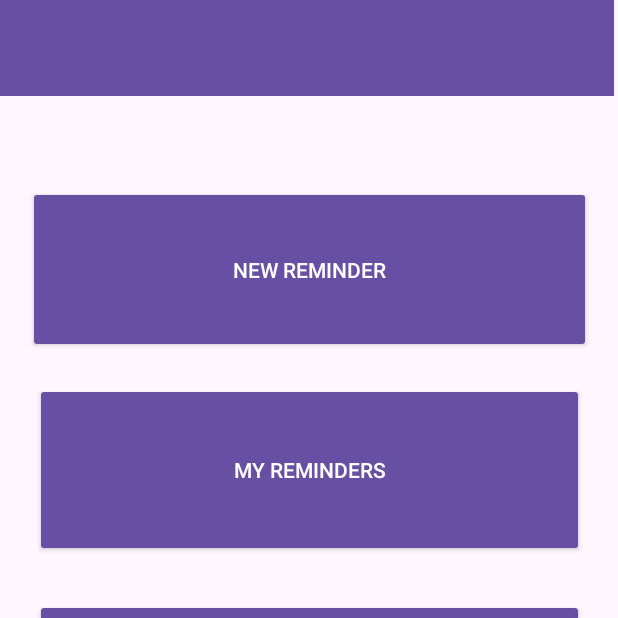
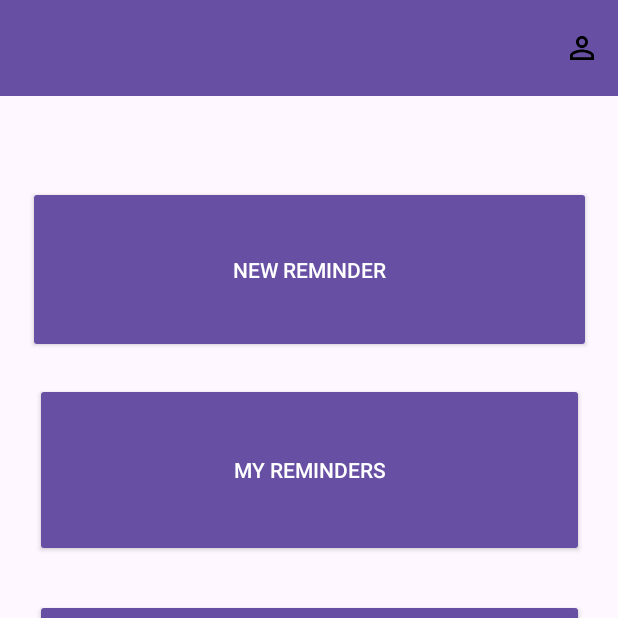
Before and after one commit to MarkHarrison03/CS4084Project, an Android app: the screen it shows after launch (MainActivity), on a phone screen of 412 x 824 dp, the top half of it. Run offline under Robolectric (Android 15) with nearby library versions, the phone set to English and light mode, and no system bars; our stand-ins replace Firebase (no records; nobody signed in at launch, a user with empty details on screens opened directly).

Commit message:
Added profile icon to toolbar

```diff
--- /dev/null
+++ b/app/src/main/res/drawable/profile_icon.xml
@@ -0,0 +1,5 @@
+<vector android:height="24dp" android:tint="#000000"
+    android:viewportHeight="24" android:viewportWidth="24"
+    android:width="24dp" xmlns:android="http://schemas.android.com/apk/res/android">
+    <path android:fillColor="@android:color/white" android:pathData="M12,5.9c1.16,0 2.1,0.94 2.1,2.1s-0.94,2.1 -2.1,2.1S9.9,9.16 9.9,8s0.94,-2.1 2.1,-2.1m0,9c2.97,0 6.1,1.46 6.1,2.1v1.1L5.9,18.1L5.9,17c0,-0.64 3.13,-2.1 6.1,-2.1M12,4C9.79,4 8,5.79 8,8s1.79,4 4,4 4,-1.79 4,-4 -1.79,-4 -4,-4zM12,13c-2.67,0 -8,1.34 -8,4v3h16v-3c0,-2.66 -5.33,-4 -8,-4z"/>
+</vector>
--- a/app/src/main/res/layout/activity_main.xml
+++ b/app/src/main/res/layout/activity_main.xml
@@ -33,7 +33,7 @@
         app:layout_constraintTop_toBottomOf="@+id/NewReminder" />
 
     <Button
-        android:id="@+id/MyGroups"
+        android:id="@+id/MyLocations"
         style="@style/Widget.AppCompat.Button"
         android:layout_width="366dp"
         android:layout_height="109dp"
@@ -54,12 +54,23 @@
 
     <androidx.appcompat.widget.Toolbar
         android:id="@+id/toolbar"
-        android:layout_width="409dp"
+        android:layout_width="match_parent"
         android:layout_height="wrap_content"
         android:background="?attr/colorPrimary"
         android:minHeight="?attr/actionBarSize"
         android:theme="?attr/actionBarTheme"
-        tools:layout_editor_absoluteX="1dp"
-        tools:layout_editor_absoluteY="54dp" />
+        app:layout_constraintTop_toTopOf="parent"
+        />
+
+    <ImageView
+        android:id="@+id/profile_icon"
+        android:layout_width="wrap_content"
+        android:layout_height="wrap_content"
+        android:src="@drawable/profile_icon"
+        android:padding="12dp"
+        app:layout_constraintEnd_toEndOf="parent"
+        app:layout_constraintTop_toTopOf="@id/toolbar"
+        app:layout_constraintBottom_toBottomOf="@id/toolbar"/>
+
 
 </androidx.constraintlayout.widget.ConstraintLayout>
```
